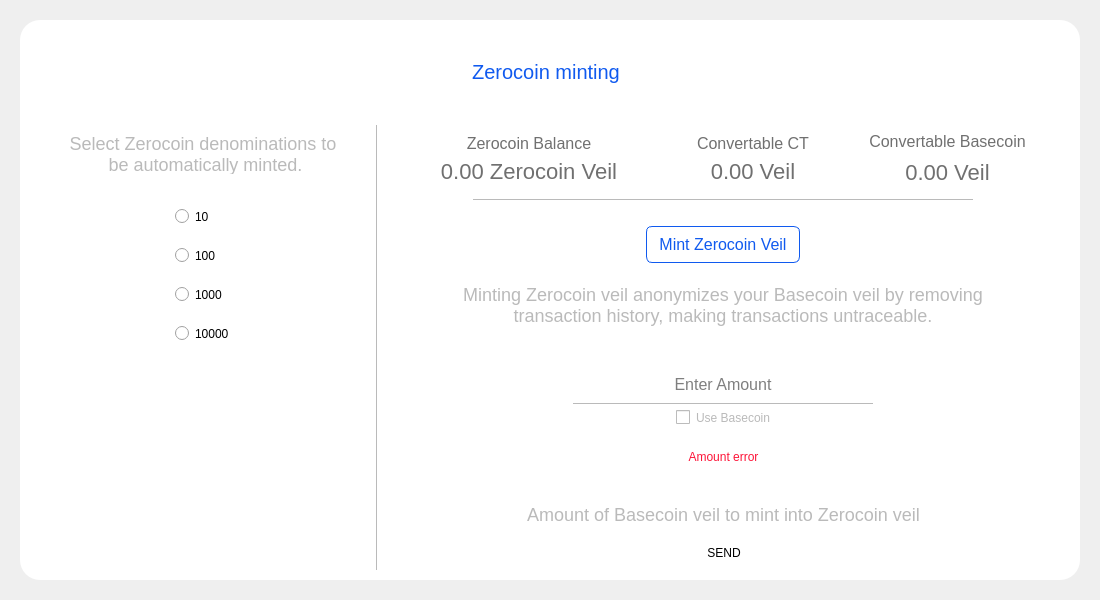
This is src/qt/veil/forms/settingsminting.ui in Veil-Project/veil as Qt 5 draws it before an edit. The edited form follows.
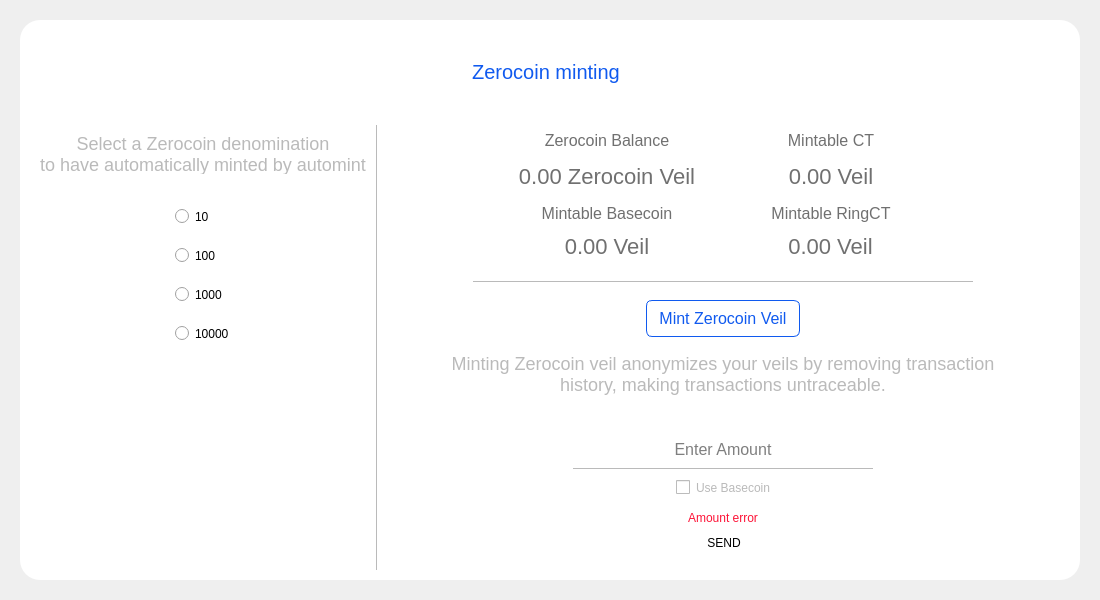
This is the edited form. Icons and pictures are not drawn.

Commit message: ringCT balance added to manual minting screen

Diff of the .ui file:
```diff
--- a/src/qt/veil/forms/settingsminting.ui
+++ b/src/qt/veil/forms/settingsminting.ui
@@ -271,8 +271,8 @@
 font-size:18px;</string>
               </property>
               <property name="text">
-               <string>Select Zerocoin denominations to
- be automatically minted.</string>
+               <string>Select a Zerocoin denomination
+to have automatically minted by automint</string>
               </property>
               <property name="alignment">
                <set>Qt::AlignCenter</set>
@@ -398,41 +398,29 @@
            <property name="frameShadow">
             <enum>QFrame::Raised</enum>
            </property>
-           <layout class="QVBoxLayout" name="verticalLayout_4">
-            <property name="leftMargin">
-             <number>0</number>
-            </property>
+           <layout class="QVBoxLayout" name="verticalLayout_4" stretch="0,0,0,0,0,0,0,0,0,0">
             <property name="topMargin">
              <number>0</number>
             </property>
-            <property name="rightMargin">
-             <number>0</number>
-            </property>
-            <property name="bottomMargin">
-             <number>0</number>
-            </property>
-            <item>
-             <widget class="QFrame" name="">
+            <item alignment="Qt::AlignHCenter">
+             <widget class="QFrame" name="frame">
+              <property name="minimumSize">
+               <size>
+                <width>300</width>
+                <height>125</height>
+               </size>
+              </property>
               <property name="styleSheet">
-               <string notr="true">border:none;</string>
+               <string notr="true">border:none; padding:0px;</string>
               </property>
-              <layout class="QGridLayout" name="gridLayout">
-               <property name="leftMargin">
-                <number>0</number>
-               </property>
+              <layout class="QHBoxLayout" name="horizontalLayout">
                <property name="topMargin">
                 <number>0</number>
                </property>
-               <property name="rightMargin">
-                <number>0</number>
-               </property>
                <property name="bottomMargin">
                 <number>0</number>
                </property>
-               <property name="verticalSpacing">
-                <number>0</number>
-               </property>
-               <item row="0" column="0">
+               <item>
                 <spacer name="horizontalSpacer_7">
                  <property name="orientation">
                   <enum>Qt::Horizontal</enum>
@@ -445,9 +433,24 @@
                  </property>
                 </spacer>
                </item>
-               <item row="0" column="1">
-                <widget class="QFrame" name="">
+               <item>
+                <widget class="QFrame" name="frame">
+                 <property name="minimumSize">
+                  <size>
+                   <width>0</width>
+                   <height>120</height>
+                  </size>
+                 </property>
+                 <property name="styleSheet">
+                  <string notr="true">padding:0px;</string>
+                 </property>
                  <layout class="QVBoxLayout" name="verticalLayout_5">
+                  <property name="topMargin">
+                   <number>0</number>
+                  </property>
+                  <property name="bottomMargin">
+                   <number>0</number>
+                  </property>
                   <item>
                    <widget class="QLabel" name="label_4">
                     <property name="sizePolicy">
@@ -459,7 +462,7 @@
                     <property name="minimumSize">
                      <size>
                       <width>200</width>
-                      <height>0</height>
+                      <height>30</height>
                      </size>
                     </property>
                     <property name="maximumSize">
@@ -483,11 +486,17 @@
                   <item>
                    <widget class="QLabel" name="labelZVeilBalance">
                     <property name="sizePolicy">
-                     <sizepolicy hsizetype="Preferred" vsizetype="Fixed">
+                     <sizepolicy hsizetype="Preferred" vsizetype="Preferred">
                       <horstretch>0</horstretch>
                       <verstretch>0</verstretch>
                      </sizepolicy>
                     </property>
+                    <property name="minimumSize">
+                     <size>
+                      <width>0</width>
+                      <height>30</height>
+                     </size>
+                    </property>
                     <property name="styleSheet">
                      <string notr="true">color:#707070;
 font-size:22px;</string>
@@ -500,13 +509,88 @@
                     </property>
                    </widget>
                   </item>
+                  <item>
+                   <widget class="QLabel" name="label_7">
+                    <property name="sizePolicy">
+                     <sizepolicy hsizetype="Preferred" vsizetype="Preferred">
+                      <horstretch>0</horstretch>
+                      <verstretch>0</verstretch>
+                     </sizepolicy>
+                    </property>
+                    <property name="minimumSize">
+                     <size>
+                      <width>0</width>
+                      <height>30</height>
+                     </size>
+                    </property>
+                    <property name="maximumSize">
+                     <size>
+                      <width>16777215</width>
+                      <height>16777215</height>
+                     </size>
+                    </property>
+                    <property name="styleSheet">
+                     <string notr="true">color:#707070;
+font-size:16px;
+padding-top:3px;</string>
+                    </property>
+                    <property name="text">
+                     <string>Mintable Basecoin</string>
+                    </property>
+                    <property name="alignment">
+                     <set>Qt::AlignCenter</set>
+                    </property>
+                   </widget>
+                  </item>
+                  <item>
+                   <widget class="QLabel" name="labelConvertableBasecoin">
+                    <property name="sizePolicy">
+                     <sizepolicy hsizetype="Preferred" vsizetype="Preferred">
+                      <horstretch>0</horstretch>
+                      <verstretch>0</verstretch>
+                     </sizepolicy>
+                    </property>
+                    <property name="minimumSize">
+                     <size>
+                      <width>0</width>
+                      <height>30</height>
+                     </size>
+                    </property>
+                    <property name="styleSheet">
+                     <string notr="true">color:#707070;
+font-size:22px;
+padding-bottom:3px;</string>
+                    </property>
+                    <property name="text">
+                     <string>0.00 Veil</string>
+                    </property>
+                    <property name="alignment">
+                     <set>Qt::AlignCenter</set>
+                    </property>
+                   </widget>
+                  </item>
                  </layout>
                 </widget>
                </item>
-               <item row="0" column="2">
-                <widget class="QFrame" name="">
+               <item alignment="Qt::AlignTop">
+                <widget class="QFrame" name="frame">
+                 <property name="minimumSize">
+                  <size>
+                   <width>0</width>
+                   <height>120</height>
+                  </size>
+                 </property>
+                 <property name="styleSheet">
+                  <string notr="true">padding:0px;</string>
+                 </property>
                  <layout class="QVBoxLayout" name="verticalLayout_6">
-                  <item>
+                  <property name="topMargin">
+                   <number>0</number>
+                  </property>
+                  <property name="bottomMargin">
+                   <number>0</number>
+                  </property>
+                  <item alignment="Qt::AlignVCenter">
                    <widget class="QLabel" name="label_6">
                     <property name="sizePolicy">
                      <sizepolicy hsizetype="Preferred" vsizetype="Fixed">
@@ -517,7 +601,7 @@
                     <property name="minimumSize">
                      <size>
                       <width>200</width>
-                      <height>0</height>
+                      <height>30</height>
                      </size>
                     </property>
                     <property name="maximumSize">
@@ -531,21 +615,27 @@
 font-size:16px;</string>
                     </property>
                     <property name="text">
-                     <string>Convertable CT</string>
+                     <string>Mintable CT</string>
                     </property>
                     <property name="alignment">
                      <set>Qt::AlignCenter</set>
                     </property>
                    </widget>
                   </item>
-                  <item>
+                  <item alignment="Qt::AlignVCenter">
                    <widget class="QLabel" name="labelConvertableCt">
                     <property name="sizePolicy">
-                     <sizepolicy hsizetype="Preferred" vsizetype="Fixed">
+                     <sizepolicy hsizetype="Preferred" vsizetype="Preferred">
                       <horstretch>0</horstretch>
                       <verstretch>0</verstretch>
                      </sizepolicy>
                     </property>
+                    <property name="minimumSize">
+                     <size>
+                      <width>0</width>
+                      <height>30</height>
+                     </size>
+                    </property>
                     <property name="styleSheet">
                      <string notr="true">color:#707070;
 font-size:22px;</string>
@@ -558,10 +648,52 @@
                     </property>
                    </widget>
                   </item>
+                  <item alignment="Qt::AlignHCenter">
+                   <widget class="QLabel" name="label_5">
+                    <property name="minimumSize">
+                     <size>
+                      <width>0</width>
+                      <height>30</height>
+                     </size>
+                    </property>
+                    <property name="styleSheet">
+                     <string notr="true">color:#707070;
+font-size:16px;
+padding-top:3px;</string>
+                    </property>
+                    <property name="text">
+                     <string>Mintable RingCT</string>
+                    </property>
+                    <property name="alignment">
+                     <set>Qt::AlignCenter</set>
+                    </property>
+                   </widget>
+                  </item>
+                  <item alignment="Qt::AlignHCenter">
+                   <widget class="QLabel" name="labelConvertibleRingCt">
+                    <property name="minimumSize">
+                     <size>
+                      <width>0</width>
+                      <height>30</height>
+                     </size>
+                    </property>
+                    <property name="styleSheet">
+                     <string notr="true">color:#707070;
+font-size:22px;
+padding-bottom:3px;</string>
+                    </property>
+                    <property name="text">
+                     <string>0.00 Veil</string>
+                    </property>
+                    <property name="alignment">
+                     <set>Qt::AlignCenter</set>
+                    </property>
+                   </widget>
+                  </item>
                  </layout>
                 </widget>
                </item>
-               <item row="0" column="3">
+               <item>
                 <widget class="QFrame" name="frame_4">
                  <layout class="QVBoxLayout" name="verticalLayout_8">
                   <property name="leftMargin">
@@ -576,64 +708,10 @@
                   <property name="bottomMargin">
                    <number>1</number>
                   </property>
-                  <item>
-                   <widget class="QLabel" name="label_7">
-                    <property name="sizePolicy">
-                     <sizepolicy hsizetype="Preferred" vsizetype="Fixed">
-                      <horstretch>0</horstretch>
-                      <verstretch>0</verstretch>
-                     </sizepolicy>
-                    </property>
-                    <property name="minimumSize">
-                     <size>
-                      <width>0</width>
-                      <height>0</height>
-                     </size>
-                    </property>
-                    <property name="maximumSize">
-                     <size>
-                      <width>16777215</width>
-                      <height>16777215</height>
-                     </size>
-                    </property>
-                    <property name="styleSheet">
-                     <string notr="true">color:#707070;
-font-size:16px;
-padding-top:3px;</string>
-                    </property>
-                    <property name="text">
-                     <string>Convertable Basecoin</string>
-                    </property>
-                    <property name="alignment">
-                     <set>Qt::AlignCenter</set>
-                    </property>
-                   </widget>
-                  </item>
-                  <item>
-                   <widget class="QLabel" name="labelConvertableBasecoin">
-                    <property name="sizePolicy">
-                     <sizepolicy hsizetype="Preferred" vsizetype="Fixed">
-                      <horstretch>0</horstretch>
-                      <verstretch>0</verstretch>
-                     </sizepolicy>
-                    </property>
-                    <property name="styleSheet">
-                     <string notr="true">color:#707070;
-font-size:22px;
-padding-bottom:3px;</string>
-                    </property>
-                    <property name="text">
-                     <string>0.00 Veil</string>
-                    </property>
-                    <property name="alignment">
-                     <set>Qt::AlignCenter</set>
-                    </property>
-                   </widget>
-                  </item>
                  </layout>
                 </widget>
                </item>
-               <item row="0" column="4">
+               <item>
                 <spacer name="horizontalSpacer_9">
                  <property name="orientation">
                   <enum>Qt::Horizontal</enum>
@@ -649,7 +727,7 @@
               </layout>
              </widget>
             </item>
-            <item alignment="Qt::AlignHCenter">
+            <item alignment="Qt::AlignHCenter|Qt::AlignVCenter">
              <widget class="QLabel" name="label_3">
               <property name="minimumSize">
                <size>
@@ -671,23 +749,7 @@
               </property>
              </widget>
             </item>
-            <item>
-             <spacer name="verticalSpacer_7">
-              <property name="orientation">
-               <enum>Qt::Vertical</enum>
-              </property>
-              <property name="sizeType">
-               <enum>QSizePolicy::Fixed</enum>
-              </property>
-              <property name="sizeHint" stdset="0">
-               <size>
-                <width>20</width>
-                <height>20</height>
-               </size>
-              </property>
-             </spacer>
-            </item>
-            <item alignment="Qt::AlignHCenter">
+            <item alignment="Qt::AlignHCenter|Qt::AlignVCenter">
              <widget class="QPushButton" name="btnMint">
               <property name="minimumSize">
                <size>
@@ -742,7 +804,7 @@
               </property>
              </spacer>
             </item>
-            <item alignment="Qt::AlignHCenter">
+            <item alignment="Qt::AlignHCenter|Qt::AlignVCenter">
              <widget class="QLabel" name="label_2">
               <property name="minimumSize">
                <size>
@@ -761,7 +823,7 @@
 font-size:18px;</string>
               </property>
               <property name="text">
-               <string>Minting Zerocoin veil anonymizes your Basecoin veil by removing transaction history, making transactions untraceable.</string>
+               <string>Minting Zerocoin veil anonymizes your veils by removing transaction history, making transactions untraceable.</string>
               </property>
               <property name="alignment">
                <set>Qt::AlignCenter</set>
@@ -787,7 +849,7 @@
               </property>
              </spacer>
             </item>
-            <item alignment="Qt::AlignHCenter">
+            <item alignment="Qt::AlignHCenter|Qt::AlignVCenter">
              <widget class="QLineEdit" name="editAmount">
               <property name="minimumSize">
                <size>
@@ -818,7 +880,7 @@
               </property>
              </widget>
             </item>
-            <item alignment="Qt::AlignHCenter">
+            <item alignment="Qt::AlignHCenter|Qt::AlignVCenter">
              <widget class="QCheckBox" name="useBasecoin">
               <property name="enabled">
                <bool>true</bool>
@@ -831,7 +893,7 @@
               </property>
              </widget>
             </item>
-            <item>
+            <item alignment="Qt::AlignHCenter|Qt::AlignVCenter">
              <widget class="QLabel" name="errorMessage">
               <property name="styleSheet">
                <string notr="true">color:#fd1337;</string>
@@ -844,20 +906,6 @@
               </property>
              </widget>
             </item>
-            <item>
-             <widget class="QLabel" name="label">
-              <property name="styleSheet">
-               <string notr="true">color:#bababa;
-font-size:18px;</string>
-              </property>
-              <property name="text">
-               <string>Amount of Basecoin veil to mint into Zerocoin veil</string>
-              </property>
-              <property name="alignment">
-               <set>Qt::AlignCenter</set>
-              </property>
-             </widget>
-            </item>
             <item>
              <layout class="QHBoxLayout" name="horizontalLayout_5">
               <item>
@@ -873,7 +921,7 @@
                 </property>
                </spacer>
               </item>
-              <item>
+              <item alignment="Qt::AlignVCenter">
                <widget class="QPushButton" name="btnSendMint">
                 <property name="focusPolicy">
                  <enum>Qt::NoFocus</enum>
```
The commit also changes 1 other file.
